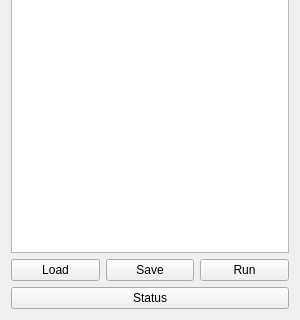
openlmd/proper, file proper_planning/resources/path.ui: the form before one commit; both pictures show x 0 to 300 and y 180 to 500 of the 300 by 500 pixel window.
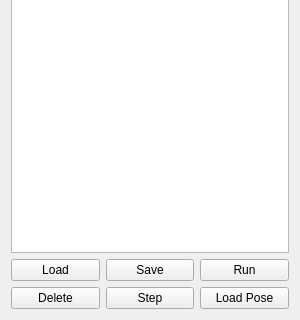
The form after the commit.

Commit message: Added path widget

What changed in the file:
```diff
--- a/proper_planning/resources/path.ui
+++ b/proper_planning/resources/path.ui
@@ -38,13 +38,6 @@
      </property>
     </widget>
    </item>
-   <item row="2" column="0" colspan="3">
-    <widget class="QPushButton" name="btnStatus">
-     <property name="text">
-      <string>Status</string>
-     </property>
-    </widget>
-   </item>
    <item row="1" column="0">
     <widget class="QPushButton" name="btnLoadPath">
      <property name="maximumSize">
@@ -74,6 +67,27 @@
      </property>
     </widget>
    </item>
+   <item row="2" column="0">
+    <widget class="QPushButton" name="btnDelete">
+     <property name="text">
+      <string>Delete</string>
+     </property>
+    </widget>
+   </item>
+   <item row="2" column="1">
+    <widget class="QPushButton" name="btnStep">
+     <property name="text">
+      <string>Step</string>
+     </property>
+    </widget>
+   </item>
+   <item row="2" column="2">
+    <widget class="QPushButton" name="btnLoadPose">
+     <property name="text">
+      <string>Load Pose</string>
+     </property>
+    </widget>
+   </item>
   </layout>
  </widget>
  <resources/>
```
The commit also changes 6 other files.
